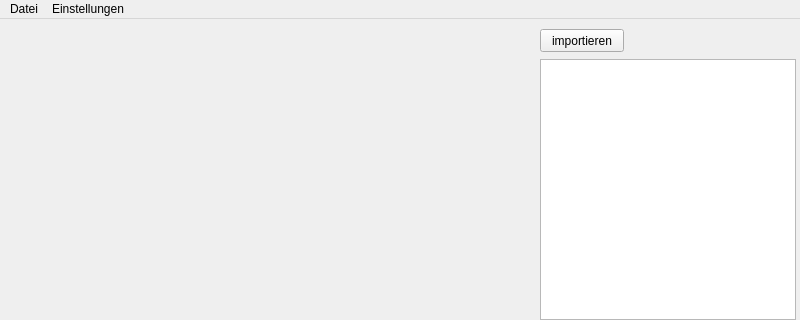
Before: the Qt Designer form mainwindow.ui in TischlerWilly/simson, drawn with Qt 5; both pictures show x 0 to 800 and y 0 to 320 of the 800 by 600 pixel window.
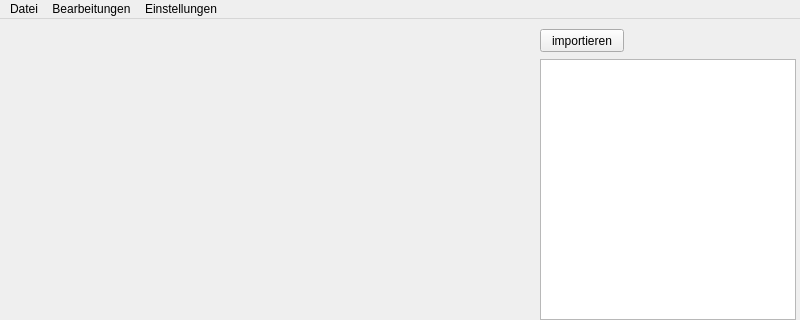
After: the same form once the commit is applied.

Commit message: bearbeitungen einfügen und editieren ermöglicht

```diff
--- a/mainwindow.ui
+++ b/mainwindow.ui
@@ -101,7 +101,16 @@
     <addaction name="actionPfade"/>
     <addaction name="actionCNC_Maschinen"/>
    </widget>
+   <widget class="QMenu" name="menuBearbeitungen">
+    <property name="title">
+     <string>Bearbeitungen</string>
+    </property>
+    <addaction name="action_make_bohrung"/>
+    <addaction name="action_make_rta"/>
+    <addaction name="action_make_nut"/>
+   </widget>
    <addaction name="menuDatei"/>
+   <addaction name="menuBearbeitungen"/>
    <addaction name="menuEinstellungen"/>
   </widget>
   <widget class="QStatusBar" name="statusbar"/>
```
Left out of the diff: 17 changed lines with no effect on the pictures. The commit also changes 33 other files.
